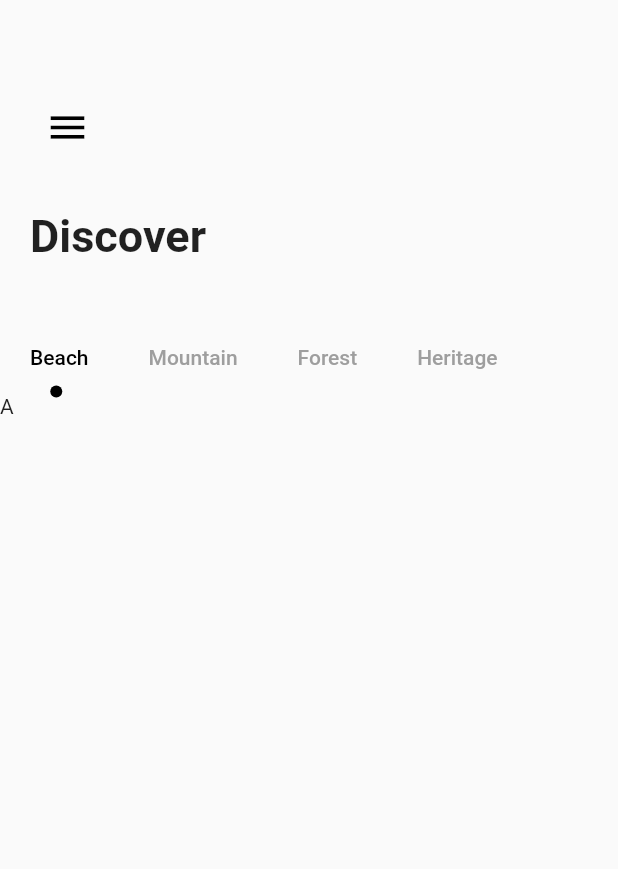
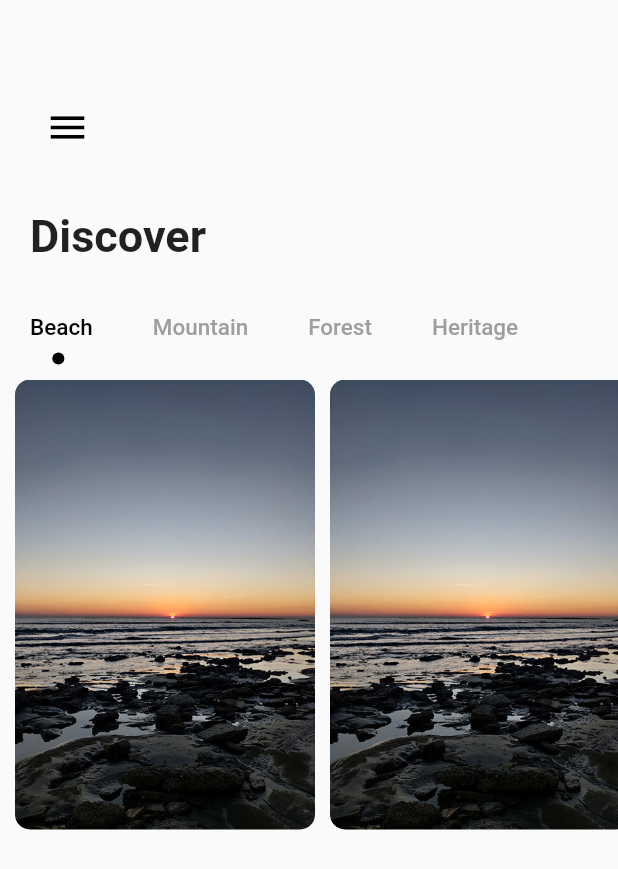
Before and after one commit to MahmudMridul/TravelApp, a Flutter app: the screen it shows after launch, on a phone screen of 412 x 824 dp. Shown: the top 869 px of the screen. Run offline on Flutter 3.47's test engine with Material 2 defaults, Android fonts, the phone set to English and light mode, and no system bars.

Commit message:
Demo HomePage

```diff
--- a/Frontend/travel_app/lib/main.dart
+++ b/Frontend/travel_app/lib/main.dart
@@ -55,7 +55,7 @@ class _HomePageState extends State<HomePage> with TickerProviderStateMixin {
             ),
           ),
           SizedBox(
-            height: 40,
+            height: 20,
           ),
           Container(
             child: Align(
@@ -66,6 +66,9 @@ class _HomePageState extends State<HomePage> with TickerProviderStateMixin {
                 controller: _tabController,
                 labelColor: Colors.black,
                 unselectedLabelColor: Colors.grey,
+                labelStyle: TextStyle(
+                  fontSize: 15,
+                ),
                 isScrollable: true,
                 indicator: CircleTabIndicator(color: Colors.black, radius: 4),
                 tabs: [
@@ -76,18 +79,87 @@ class _HomePageState extends State<HomePage> with TickerProviderStateMixin {
                   ),
                   Tab(
                     text: "Heritage",
-                  )
+                  ),
                 ],
               ),
             ),
           ),
+          SizedBox(height: 10),
           Container(
             height: 300,
             width: double.maxFinite,
             child: TabBarView(controller: _tabController, children: [
-              Text("A"),
-              Text("B"),
-              Text("C"),
+              ListView.builder(
+                itemCount: 3,
+                scrollDirection: Axis.horizontal,
+                itemBuilder: (BuildContext context, int index) {
+                  return Container(
+                    width: 200,
+                    height: 300,
+                    margin: const EdgeInsets.only(left: 10),
+                    decoration: BoxDecoration(
+                        borderRadius: BorderRadius.circular(10),
+                        color: Colors.white,
+                        image: DecorationImage(
+                            image:
+                                AssetImage("assests/images/saint_martin_1.jpg"),
+                            fit: BoxFit.cover)),
+                  );
+                },
+              ),
+              ListView.builder(
+                itemCount: 3,
+                scrollDirection: Axis.horizontal,
+                itemBuilder: (BuildContext context, int index) {
+                  return Container(
+                    width: 200,
+                    height: 300,
+                    margin: const EdgeInsets.only(left: 10),
+                    decoration: BoxDecoration(
+                        borderRadius: BorderRadius.circular(10),
+                        color: Colors.white,
+                        image: DecorationImage(
+                            image: AssetImage("assests/images/sajek_1.jpg"),
+                            fit: BoxFit.cover)),
+                  );
+                },
+              ),
+              ListView.builder(
+                itemCount: 3,
+                scrollDirection: Axis.horizontal,
+                itemBuilder: (BuildContext context, int index) {
+                  return Container(
+                    width: 200,
+                    height: 300,
+                    margin: const EdgeInsets.only(left: 10),
+                    decoration: BoxDecoration(
+                        borderRadius: BorderRadius.circular(10),
+                        color: Colors.white,
+                        image: DecorationImage(
+                            image:
+                                AssetImage("assests/images/sundarbans_1.jpg"),
+                            fit: BoxFit.cover)),
+                  );
+                },
+              ),
+              ListView.builder(
+                itemCount: 3,
+                scrollDirection: Axis.horizontal,
+                itemBuilder: (BuildContext context, int index) {
+                  return Container(
+                    width: 200,
+                    height: 300,
+                    margin: const EdgeInsets.only(left: 10),
+                    decoration: BoxDecoration(
+                        borderRadius: BorderRadius.circular(10),
+                        color: Colors.white,
+                        image: DecorationImage(
+                            image:
+                                AssetImage("assests/images/lalbagh_fort_1.jpg"),
+                            fit: BoxFit.cover)),
+                  );
+                },
+              ),
             ]),
           ),
         ],
@@ -117,7 +189,7 @@ class _CirclePainter extends BoxPainter {
     _paint.isAntiAlias = true;
     final Offset circleOffset = Offset(
         configuration.size!.width / 2 - radius / 2,
-        configuration.size!.height - radius / 2);
+        configuration.size!.height - radius / 2 - 2);
     canvas.drawCircle(offset + circleOffset, radius, _paint);
   }
 }
--- a/Frontend/travel_app/pubspec.yaml
+++ b/Frontend/travel_app/pubspec.yaml
@@ -60,9 +60,8 @@ flutter:
   uses-material-design: true
 
   # To add assets to your application, add an assets section, like this:
-  # assets:
-  #   - images/a_dot_burr.jpeg
-  #   - images/a_dot_ham.jpeg
+  assets:
+    - assests/images/
 
   # An image asset can refer to one or more resolution-specific "variants", see
   # https://flutter.dev/assets-and-images/#resolution-aware
```
Also changed, not shown: Frontend/travel_app/assests/images/lalbagh_fort_1.jpg (added), Frontend/travel_app/assests/images/saint_martin_1.jpg (added), Frontend/travel_app/assests/images/sajek_1.jpg (added), Frontend/travel_app/assests/images/sundarbans_1.jpg (added).
